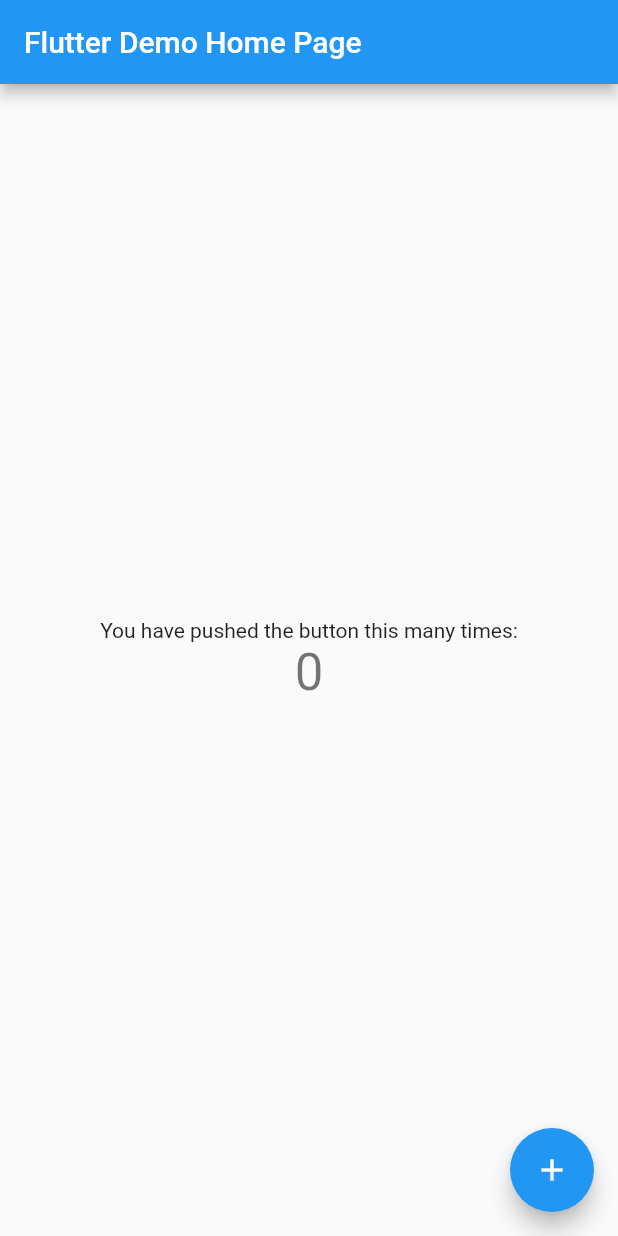
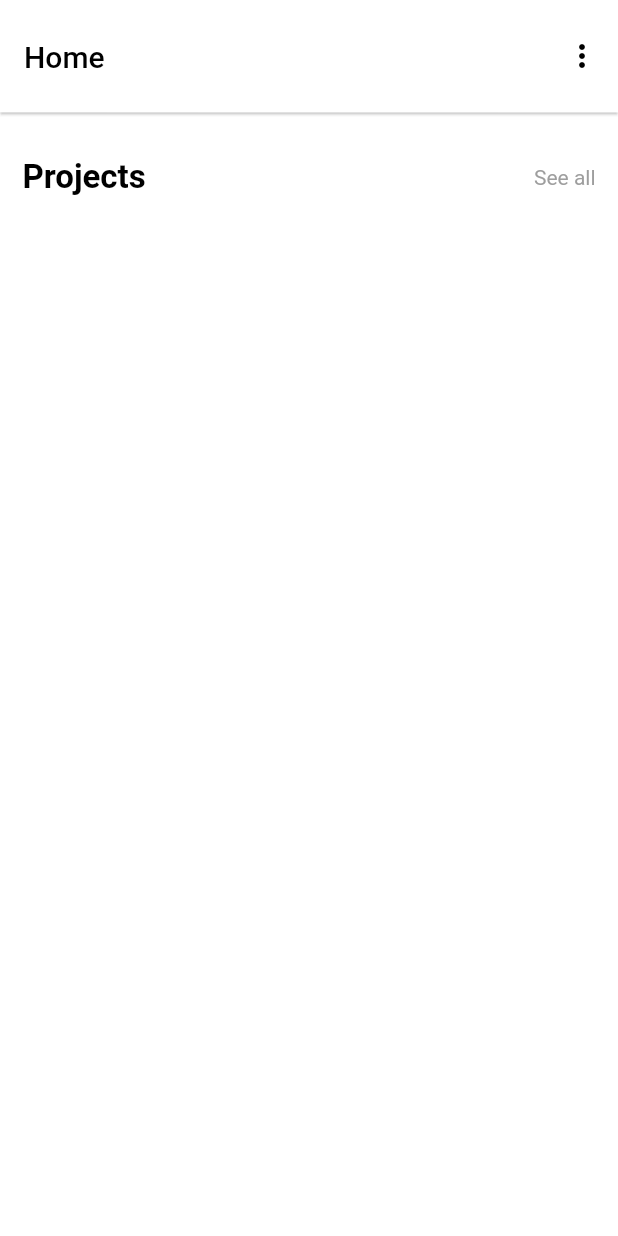
Before and after one commit to bibashmgr/dos, a Flutter app: the screen it shows after launch, on a phone screen of 412 x 824 dp. Run offline on Flutter 3.47's test engine with Material 2 defaults, Android fonts, the phone set to English and light mode, and no system bars.

Commit message:
[add]: *

```diff
--- /dev/null
+++ b/client/lib/components/home/project_card.dart
@@ -0,0 +1,10 @@
+import 'package:flutter/material.dart';
+
+class ProjectCard extends StatelessWidget {
+  const ProjectCard({Key? key}) : super(key: key);
+
+  @override
+  Widget build(BuildContext context) {
+    return Container();
+  }
+}
--- /dev/null
+++ b/client/lib/components/home/task_card.dart
@@ -0,0 +1,10 @@
+import 'package:flutter/material.dart';
+
+class TaskCard extends StatelessWidget {
+  const TaskCard({Key? key}) : super(key: key);
+
+  @override
+  Widget build(BuildContext context) {
+    return Container();
+  }
+}
--- a/client/lib/main.dart
+++ b/client/lib/main.dart
@@ -1,4 +1,7 @@
 import 'package:flutter/material.dart';
+
+// screens
+import 'package:client/screens/main_screen/main.dart';
 
 void main() {
   runApp(const MyApp());
@@ -7,109 +10,12 @@ void main() {
 class MyApp extends StatelessWidget {
   const MyApp({super.key});
 
-  // This widget is the root of your application.
   @override
   Widget build(BuildContext context) {
-    return MaterialApp(
-      title: 'Flutter Demo',
-      theme: ThemeData(
-        // This is the theme of your application.
-        //
-        // Try running your application with "flutter run". You'll see the
-        // application has a blue toolbar. Then, without quitting the app, try
-        // changing the primarySwatch below to Colors.green and then invoke
-        // "hot reload" (press "r" in the console where you ran "flutter run",
-        // or simply save your changes to "hot reload" in a Flutter IDE).
-        // Notice that the counter didn't reset back to zero; the application
-        // is not restarted.
-        primarySwatch: Colors.blue,
-      ),
-      home: const MyHomePage(title: 'Flutter Demo Home Page'),
+    return const MaterialApp(
+      debugShowCheckedModeBanner: false,
+      title: 'dos',
+      home: MainScreen(),
     );
   }
 }
-
-class MyHomePage extends StatefulWidget {
-  const MyHomePage({super.key, required this.title});
-
-  // This widget is the home page of your application. It is stateful, meaning
-  // that it has a State object (defined below) that contains fields that affect
-  // how it looks.
-
-  // This class is the configuration for the state. It holds the values (in this
-  // case the title) provided by the parent (in this case the App widget) and
-  // used by the build method of the State. Fields in a Widget subclass are
-  // always marked "final".
-
-  final String title;
-
-  @override
-  State<MyHomePage> createState() => _MyHomePageState();
-}
-
-class _MyHomePageState extends State<MyHomePage> {
-  int _counter = 0;
-
-  void _incrementCounter() {
-    setState(() {
-      // This call to setState tells the Flutter framework that something has
-      // changed in this State, which causes it to rerun the build method below
-      // so that the display can reflect the updated values. If we changed
-      // _counter without calling setState(), then the build method would not be
-      // called again, and so nothing would appear to happen.
-      _counter++;
-    });
-  }
-
-  @override
-  Widget build(BuildContext context) {
-    // This method is rerun every time setState is called, for instance as done
-    // by the _incrementCounter method above.
-    //
-    // The Flutter framework has been optimized to make rerunning build methods
-    // fast, so that you can just rebuild anything that needs updating rather
-    // than having to individually change instances of widgets.
-    return Scaffold(
-      appBar: AppBar(
-        // Here we take the value from the MyHomePage object that was created by
-        // the App.build method, and use it to set our appbar title.
-        title: Text(widget.title),
-      ),
-      body: Center(
-        // Center is a layout widget. It takes a single child and positions it
-        // in the middle of the parent.
-        child: Column(
-          // Column is also a layout widget. It takes a list of children and
-          // arranges them vertically. By default, it sizes itself to fit its
-          // children horizontally, and tries to be as tall as its parent.
-          //
-          // Invoke "debug painting" (press "p" in the console, choose the
-          // "Toggle Debug Paint" action from the Flutter Inspector in Android
-          // Studio, or the "Toggle Debug Paint" command in Visual Studio Code)
-          // to see the wireframe for each widget.
-          //
-          // Column has various properties to control how it sizes itself and
-          // how it positions its children. Here we use mainAxisAlignment to
-          // center the children vertically; the main axis here is the vertical
-          // axis because Columns are vertical (the cross axis would be
-          // horizontal).
-          mainAxisAlignment: MainAxisAlignment.center,
-          children: <Widget>[
-            const Text(
-              'You have pushed the button this many times:',
-            ),
-            Text(
-              '$_counter',
-              style: Theme.of(context).textTheme.headline4,
-            ),
-          ],
-        ),
-      ),
-      floatingActionButton: FloatingActionButton(
-        onPressed: _incrementCounter,
-        tooltip: 'Increment',
-        child: const Icon(Icons.add),
-      ), // This trailing comma makes auto-formatting nicer for build methods.
-    );
-  }
-}
--- /dev/null
+++ b/client/lib/screens/main_screen/main.dart
@@ -0,0 +1,68 @@
+import 'package:flutter/material.dart';
+
+class MainScreen extends StatefulWidget {
+  const MainScreen({Key? key}) : super(key: key);
+
+  @override
+  State<MainScreen> createState() => _MainScreenState();
+}
+
+class _MainScreenState extends State<MainScreen> {
+  @override
+  Widget build(BuildContext context) {
+    return Scaffold(
+      backgroundColor: Colors.white,
+      appBar: AppBar(
+        elevation: 0.75,
+        backgroundColor: Colors.white,
+        toolbarHeight: 75.0,
+        title: const Text(
+          'Home',
+          style: TextStyle(
+            color: Colors.black,
+          ),
+        ),
+        actions: [
+          IconButton(
+            onPressed: () {},
+            icon: const Icon(
+              Icons.more_vert,
+              color: Colors.black,
+            ),
+          )
+        ],
+      ),
+      body: Container(
+        padding: const EdgeInsets.symmetric(
+          horizontal: 15.0,
+          vertical: 30.0,
+        ),
+        child: Column(
+          children: [
+            Row(
+              mainAxisAlignment: MainAxisAlignment.spaceBetween,
+              children: [
+                const Text(
+                  'Projects',
+                  style: TextStyle(
+                    color: Colors.black,
+                    fontSize: 22.0,
+                    fontWeight: FontWeight.bold,
+                  ),
+                ),
+                Text(
+                  'See all',
+                  style: TextStyle(
+                    color: Colors.grey.shade500,
+                    fontSize: 14.0,
+                    fontWeight: FontWeight.normal,
+                  ),
+                ),
+              ],
+            ),
+          ],
+        ),
+      ),
+    );
+  }
+}
```
Also changed, not shown: client/lib/screens/main_screen/sub_screen/home.dart (added), client/lib/screens/main_screen/sub_screen/profile.dart (added), client/lib/screens/starting_screen/intro.dart (added), client/lib/utils/constants.dart (added), 3 other files.
